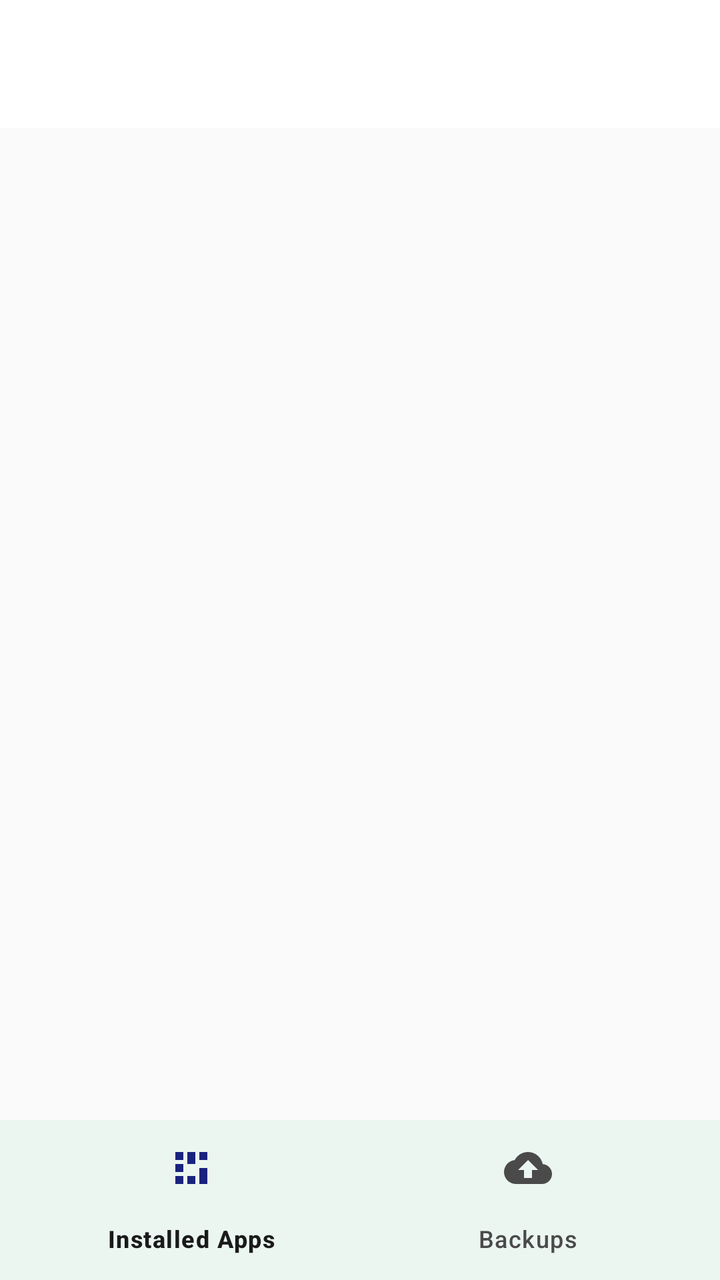
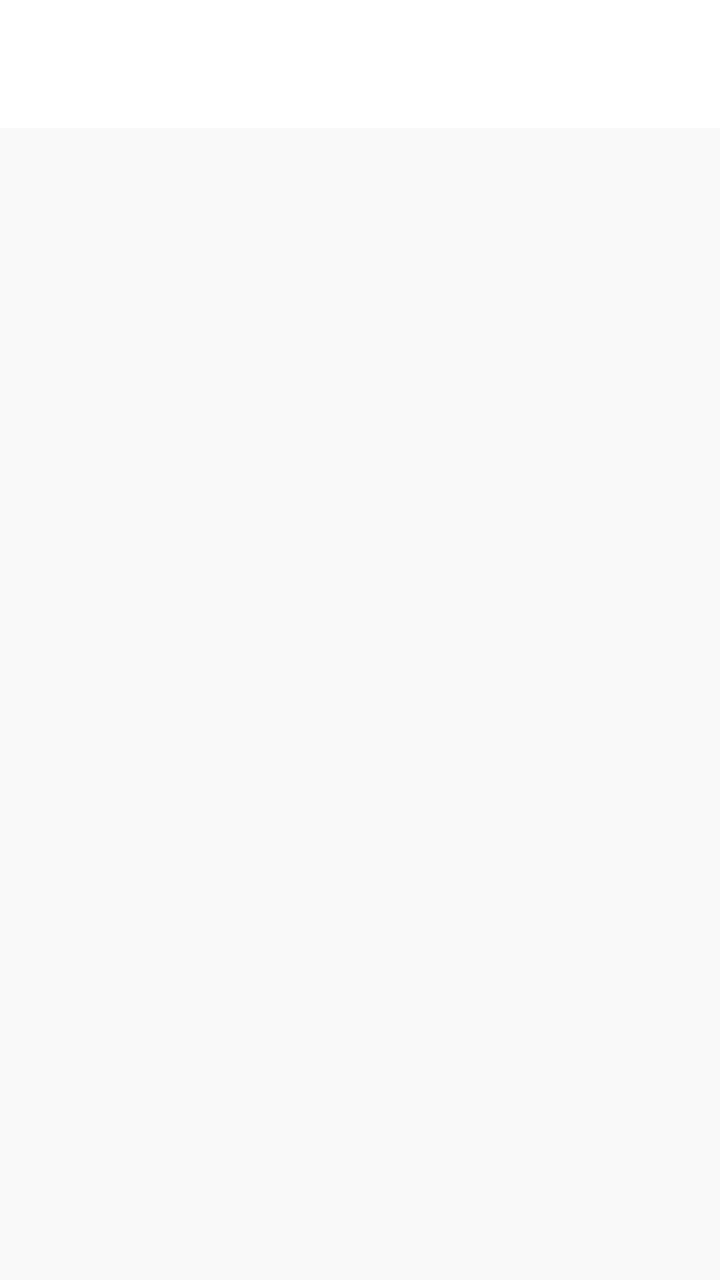

Before-and-after screenshots of an Android layout around one commit, followed by the original layout XML and the change that was made.
<!-- AndroidManifest.xml: activity theme Theme.ApkBackupRestore -->
<!-- res/layout/activity_main.xml -->
<?xml version="1.0" encoding="utf-8"?>
<androidx.drawerlayout.widget.DrawerLayout xmlns:android="http://schemas.android.com/apk/res/android"
    xmlns:app="http://schemas.android.com/apk/res-auto"
    xmlns:tools="http://schemas.android.com/tools"
    android:id="@+id/drawer_layout"
    android:layout_width="match_parent"
    android:layout_height="match_parent"
    tools:openDrawer="start">

    
    <androidx.constraintlayout.widget.ConstraintLayout
        android:id="@+id/container"
        android:layout_width="match_parent"
        android:layout_height="match_parent">

        <androidx.appcompat.widget.Toolbar
            android:id="@+id/toolbar"
            android:layout_width="match_parent"
            android:layout_height="?attr/actionBarSize"
            android:background="?attr/colorSurface"
            android:elevation="4dp"
            app:titleTextColor="?attr/colorOnSurface"
            app:layout_constraintTop_toTopOf="parent"/>

        
        <FrameLayout
            android:id="@+id/nav_host_fragment"
            android:layout_width="match_parent"
            android:layout_height="0dp"
            app:layout_constraintBottom_toTopOf="@id/nav_view"
            app:layout_constraintTop_toBottomOf="@id/toolbar" />

        
        <com.google.android.material.bottomnavigation.BottomNavigationView
            android:id="@+id/nav_view"
            android:layout_width="match_parent"
            android:layout_height="wrap_content"
            android:background="?attr/colorSurface"
            app:layout_constraintBottom_toBottomOf="parent"
            app:menu="@menu/bottom_nav_menu"
            app:labelVisibilityMode="labeled" />

    </androidx.constraintlayout.widget.ConstraintLayout>

    
    <com.google.android.material.navigation.NavigationView
        android:id="@+id/nav_drawer"
        android:layout_width="wrap_content"
        android:layout_height="match_parent"
        android:layout_gravity="start"
        android:background="@android:color/white"
        app:backgroundTint="@android:color/white"
        app:itemTextColor="@android:color/black"
        app:itemIconTint="@android:color/black"
        app:menu="@menu/drawer_menu" />

</androidx.drawerlayout.widget.DrawerLayout>
<!-- resources referenced by this layout -->
<resources>
  <style name="Theme.ApkBackupRestore" parent="Theme.Material3.DayNight.NoActionBar">
          
          <item name="colorPrimary">@color/primary</item>
          <item name="colorOnPrimary">@color/onPrimary</item>
          <item name="colorPrimaryContainer">@color/primaryContainer</item>
          <item name="colorOnPrimaryContainer">@color/onPrimaryContainer</item>
          
          
          <item name="colorSecondary">@color/secondary</item>
          <item name="colorOnSecondary">@color/onSecondary</item>
          <item name="colorSecondaryContainer">@color/secondaryContainer</item>
          <item name="colorOnSecondaryContainer">@color/onSecondaryContainer</item>
  
          
          <item name="android:statusBarColor">?attr/colorSurface</item>
          <item name="android:windowLightStatusBar">true</item>
          
          
          <item name="android:navigationBarColor">?attr/colorSurfaceContainer</item>
          
          
          <item name="android:windowBackground">@color/background</item>
          <item name="colorSurface">@color/surface</item>
          <item name="colorOnSurface">@color/onSurface</item>
          <item name="colorSurfaceVariant">@color/surfaceVariant</item>
          <item name="colorOnSurfaceVariant">@color/onSurfaceVariant</item>
  
          
          <item name="materialAlertDialogTheme">@style/CustomAlertDialogTheme</item>
      </style>
  <color name="primary">#0F9D58</color>
  <color name="onPrimary">#FFFFFF</color>
  <color name="primaryContainer">#D2F0DE</color>
  <color name="onPrimaryContainer">#00391C</color>
  <color name="secondary">#3F51B5</color>
  <color name="onSecondary">#FFFFFF</color>
  <color name="secondaryContainer">#E8EAF6</color>
  <color name="onSecondaryContainer">#1A237E</color>
  <color name="background">#FAFAFA</color>
  <color name="surface">#FFFFFF</color>
  <color name="onSurface">#1A1A1A</color>
  <color name="surfaceVariant">#F0F0F0</color>
  <color name="onSurfaceVariant">#4A4A4A</color>
  <style name="CustomAlertDialogTheme" parent="ThemeOverlay.Material3.MaterialAlertDialog">
          <item name="colorSurface">@android:color/white</item>
          <item name="colorOnSurface">@android:color/black</item>
          <item name="colorOnSurfaceVariant">@android:color/black</item>
          <item name="android:textColorPrimary">@android:color/black</item>
          <item name="colorPrimary">@color/primary</item>
      </style>
</resources>

<!-- the commit's change to res/layout/activity_main.xml (unified diff, before → after) -->
@@ -27,18 +27,8 @@
             android:id="@+id/nav_host_fragment"
             android:layout_width="match_parent"
             android:layout_height="0dp"
-            app:layout_constraintBottom_toTopOf="@id/nav_view"
+            app:layout_constraintBottom_toBottomOf="parent"
             app:layout_constraintTop_toBottomOf="@id/toolbar" />
-
-        
-        <com.google.android.material.bottomnavigation.BottomNavigationView
-            android:id="@+id/nav_view"
-            android:layout_width="match_parent"
-            android:layout_height="wrap_content"
-            android:background="?attr/colorSurface"
-            app:layout_constraintBottom_toBottomOf="parent"
-            app:menu="@menu/bottom_nav_menu"
-            app:labelVisibilityMode="labeled" />
 
     </androidx.constraintlayout.widget.ConstraintLayout>
 
